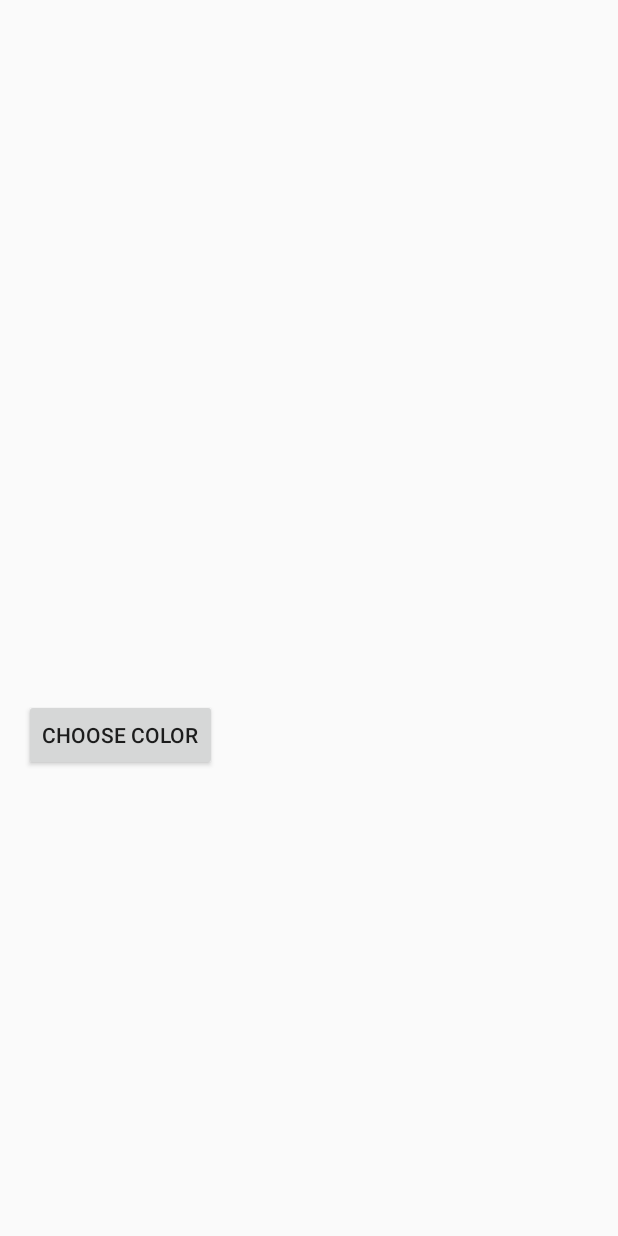
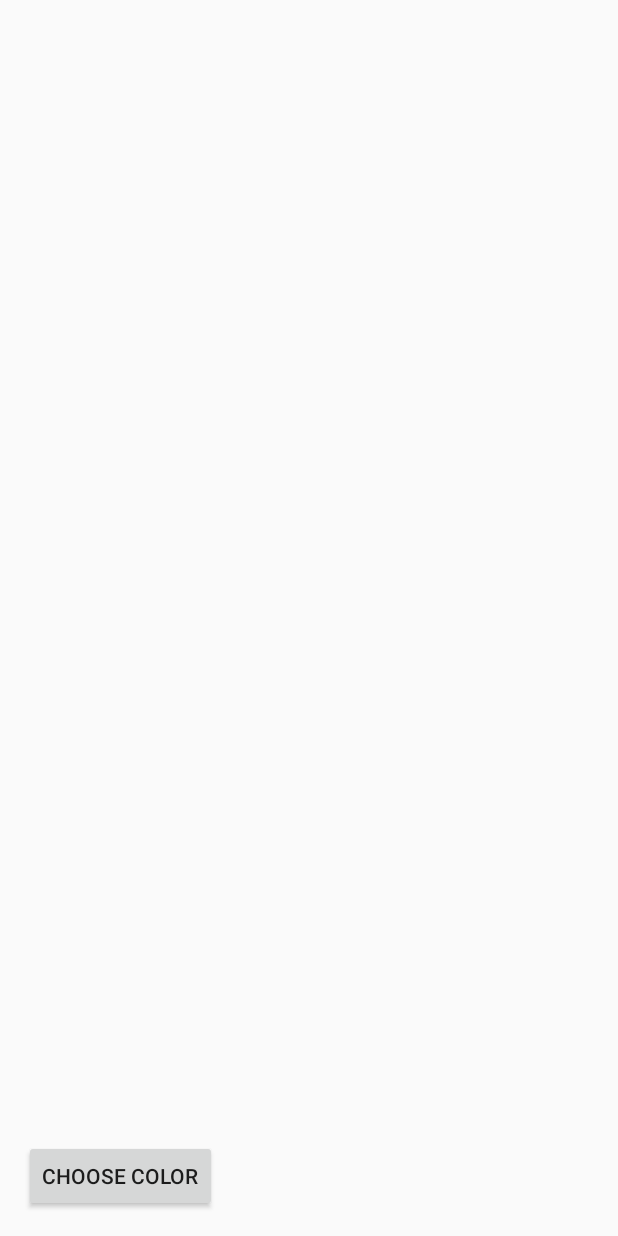
Before and after one commit to unc-comp790-136/image-editor, an Android app: the layout filter.xml on its own in the app's theme, with its tools: preview values and no code run, on a phone screen of 412 x 824 dp. Run offline under Robolectric (Android 15) with nearby library versions, the phone set to English and light mode, and no system bars.

Commit message:
First crack at a floating color picker

```diff
--- a/app/src/main/res/layout/content_main.xml
+++ b/app/src/main/res/layout/content_main.xml
@@ -18,6 +18,7 @@
         android:id="@+id/image"
         android:layout_width="match_parent"
         android:layout_height="450dp" />
+
     <LinearLayout
         android:layout_width="wrap_content"
         android:layout_height="wrap_content">
--- a/app/src/main/res/layout/filter.xml
+++ b/app/src/main/res/layout/filter.xml
@@ -1,5 +1,5 @@
 <?xml version="1.0" encoding="utf-8"?>
-<LinearLayout xmlns:android="http://schemas.android.com/apk/res/android"
+<FrameLayout xmlns:android="http://schemas.android.com/apk/res/android"
     xmlns:app="http://schemas.android.com/apk/res-auto"
     xmlns:tools="http://schemas.android.com/tools"
     android:id="@+id/filter"
@@ -24,18 +24,21 @@
         android:layout_width="wrap_content"
         android:layout_height="wrap_content"
         android:text="Choose Color"
-        android:onClick="chooseColor"/>
+        android:onClick="chooseColor"
+        android:layout_gravity="bottom"/>
 
-    <TextView
-        android:layout_width="wrap_content"
-        android:layout_height="wrap_content"
-        android:id="@+id/color_value"/>
+    <LinearLayout
+        android:layout_width="match_parent"
+        android:layout_height="match_parent"
+        android:id="@+id/color_picker_view"
+        android:visibility="gone"
+        android:orientation="vertical"
+        android:gravity="center">
 
         <com.example.menozzi.imageeditor.GradientView
             android:layout_width="match_parent"
             android:layout_height="300dp"
             android:id="@+id/colorPicker"
-        android:visibility="gone"
             app:radius="1dp"
             app:pointerDrawable="@drawable/pointer_simple"
             app:lockPointerInBounds="true"
@@ -52,15 +55,16 @@
             app:radius="3dp"
             app:pointerDrawable="@drawable/pointer_arrows"
             android:layout_width="match_parent"
-        android:layout_height="50dp"
-        android:visibility="gone"/>
+            android:layout_height="50dp"/>
 
         <Button
             android:id="@+id/choose_color"
             android:layout_width="wrap_content"
             android:layout_height="wrap_content"
             android:text="Select"
-        android:onClick="onColorChosen"
-        android:visibility="gone"/>
+            android:onClick="onColorChosen" />
 
     </LinearLayout>
+
+
+</FrameLayout>
```
Also changed, not shown: app/src/main/java/com/example/menozzi/imageeditor/MainActivity.java (+23 -21 lines). Lines whose indentation alone changed are shown as unchanged.
